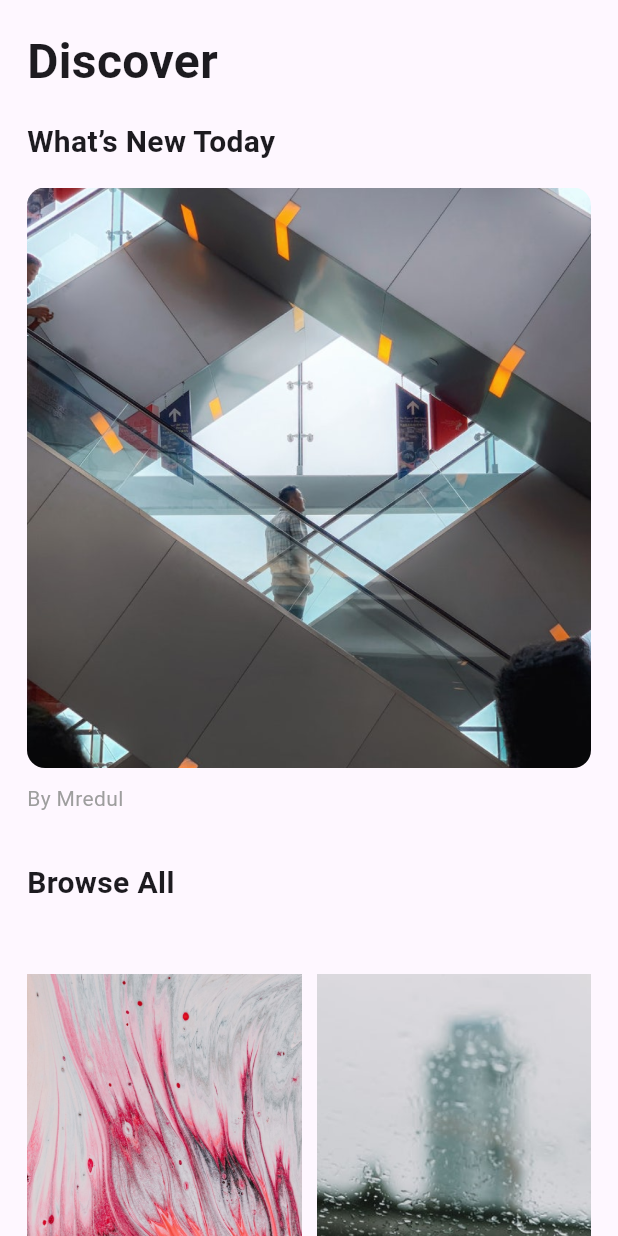
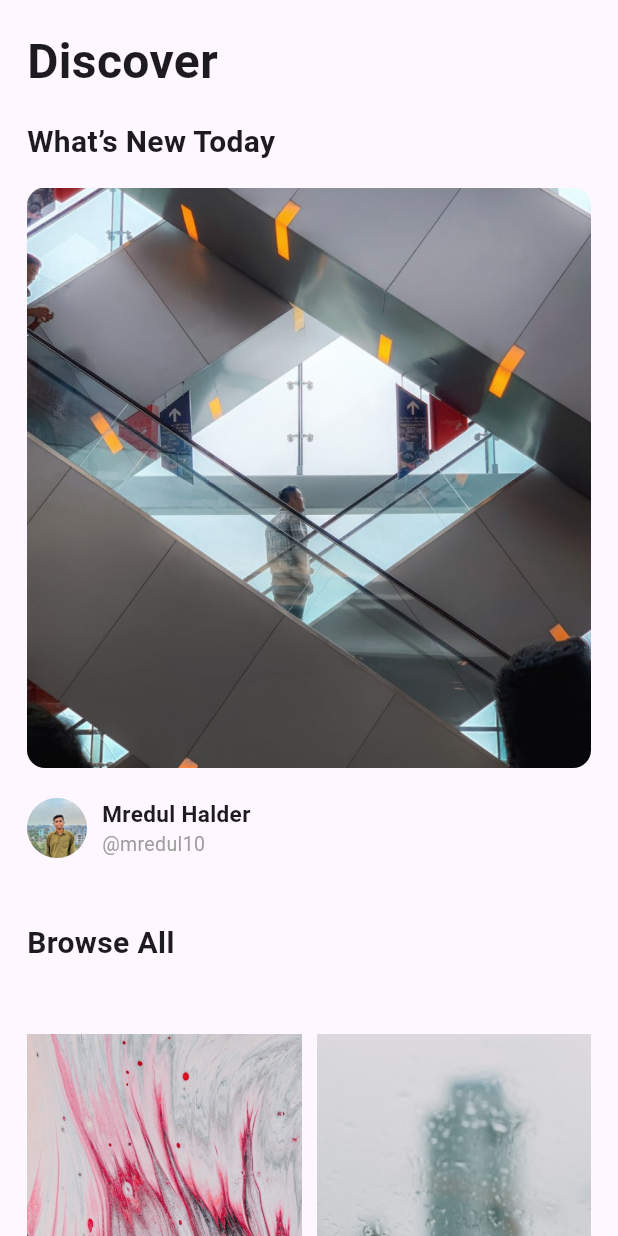
Before and after one commit to Mredul10/Figma-App-UI-Design, a Flutter app: the screen it shows after launch, on a phone screen of 412 x 824 dp. Run offline on Flutter 3.47's test engine with Material 3 defaults, Android fonts, the phone set to English and light mode, and no system bars.

Commit message:
Ui All done

```diff
--- a/lib/home_page/home_page.dart
+++ b/lib/home_page/home_page.dart
@@ -43,10 +43,41 @@ class HomePage extends StatelessWidget {
               ),
 
               const SizedBox(height: 10),
-              const Text(
-                "By Mredul",
-                style: TextStyle(fontSize: 14, color: Colors.grey),
+              const Row(
+                crossAxisAlignment: CrossAxisAlignment.center,
+                children: [
+                  //Profile Picture
+                  CircleAvatar(
+                    radius: 20,
+                    backgroundImage: AssetImage('assets/images/mredul.jpg'),
+                  ),
+                  //Name and User name
+                  Padding(
+                    padding: EdgeInsets.all(10.0),
+                    child: Column(
+                      crossAxisAlignment: CrossAxisAlignment.start,
+                      mainAxisAlignment: MainAxisAlignment.center,
+                      children: [
+                        Text(
+                          'Mredul Halder',
+                          style: TextStyle(
+                            fontSize: 15,
+                            fontWeight: FontWeight.bold,
+                          ),
+                        ),
+                        Text(
+                          '@mredul10',
+                          style: TextStyle(
+                            fontSize: 13,
+                            color: Colors.grey,
+                          ),
+                        ),
+                      ],
+                    ),
+                  ),
+                ],
               ),
+
 
               const SizedBox(height: 32),
 
@@ -64,7 +95,7 @@ class HomePage extends StatelessWidget {
 
               ProductCartWidget(),
 
-              const SizedBox(height: 32),
+              const SizedBox(height: 10),
 
               // See More Button
               Center(
```
